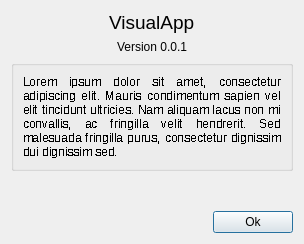
This is app/ui/about_text.ui in binarypillow/CM2006-2023 as Qt 5 draws it before an edit. The edited form follows.
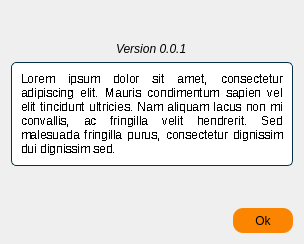
This is the edited form.

What changed in the file:
```diff
--- a/app/ui/about_text.ui
+++ b/app/ui/about_text.ui
@@ -13,6 +13,51 @@
   <property name="windowTitle">
    <string>Dialog</string>
   </property>
+  <property name="styleSheet">
+   <string notr="true">QMainWindow {
+	background-color: #F8F9FA;
+}
+
+QGroupBox {
+    border: 1px solid #023047;
+    border-radius: 5px;
+    margin-top: 1ex;
+    font: 12px 'Roboto', sans-serif;
+    color: white;
+	background-color: white;
+}
+
+QGroupBox::title {
+    subcontrol-origin: margin;
+    subcontrol-position: top left;
+    left: 4px;
+    padding: 2px 6px 2px 6px;
+    color: white;
+    background-color: #023047;
+    border-radius: 6px;
+}
+
+QGroupBox::title {
+    subcontrol-origin: margin;
+    subcontrol-position: top left;
+    left: 4px;
+    padding: 2px 6px 2px 6px;
+    color: white;
+    background-color: #023047;
+    border-radius: 6px;
+}
+
+QPushButton{
+    font: 12px;
+    font-family: 'Roboto', sans-serif;
+	 color: black;
+    background-color: #FB8500;
+    border-radius: 10px;
+	 width: 60px;
+    height: 25px;
+}
+</string>
+  </property>
   <layout class="QHBoxLayout" name="horizontalLayout">
    <item>
     <layout class="QVBoxLayout" name="verticalLayout">
@@ -20,20 +65,24 @@
       <widget class="QLabel" name="name_text">
        <property name="font">
         <font>
-         <pointsize>14</pointsize>
+         <pointsize>-1</pointsize>
          <weight>50</weight>
+         <italic>false</italic>
          <bold>false</bold>
         </font>
        </property>
+       <property name="styleSheet">
+        <string notr="true">font: 22px</string>
+       </property>
        <property name="text">
-        <string>VisualApp</string>
+        <string>&lt;App_name&gt;</string>
        </property>
       </widget>
      </item>
      <item alignment="Qt::AlignHCenter">
       <widget class="QLabel" name="version_text">
        <property name="text">
-        <string>Version 0.0.1</string>
+        <string>&lt;html&gt;&lt;head/&gt;&lt;body&gt;&lt;p&gt;&lt;span style=&quot; font-style:italic;&quot;&gt;Version 0.0.1&lt;/span&gt;&lt;/p&gt;&lt;/body&gt;&lt;/html&gt;</string>
        </property>
       </widget>
      </item>
```
